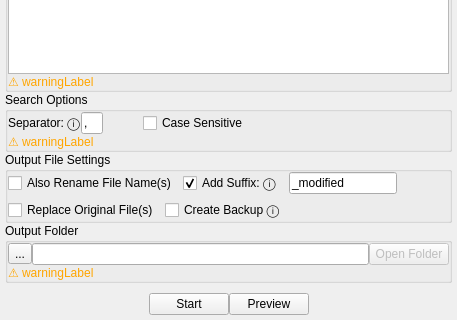
Above: mainwindow.ui from js-lm/Simple-Word-Replacer before the change; both pictures show x 0 to 457 and y 335 to 655 of the 457 by 655 pixel window. Below: the same form after it.
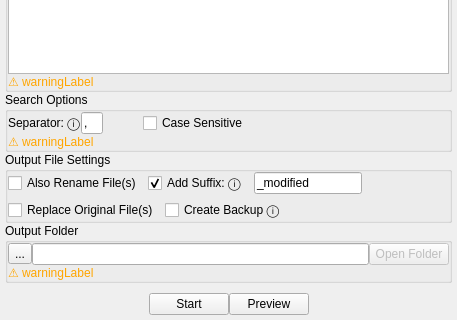
That is the form after the change. Icons and pictures are not drawn. Custom widgets are drawn as their Qt base class.

```diff
--- a/mainwindow.ui
+++ b/mainwindow.ui
@@ -393,7 +393,7 @@
          <item>
           <widget class="QCheckBox" name="isReplacingFileName">
            <property name="text">
-            <string>Also Rename File Name(s)</string>
+            <string>Also Rename File(s)</string>
            </property>
           </widget>
          </item>
```
